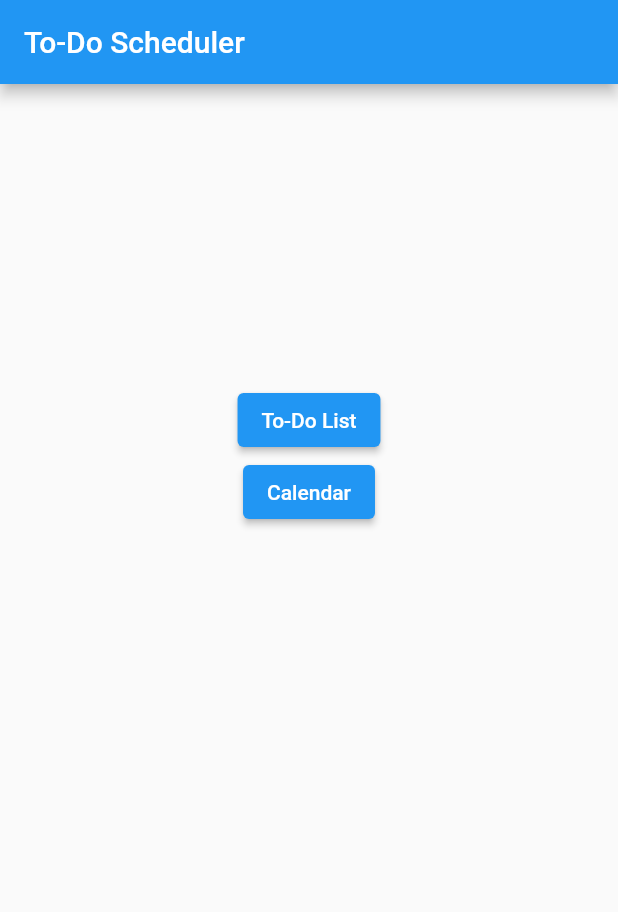
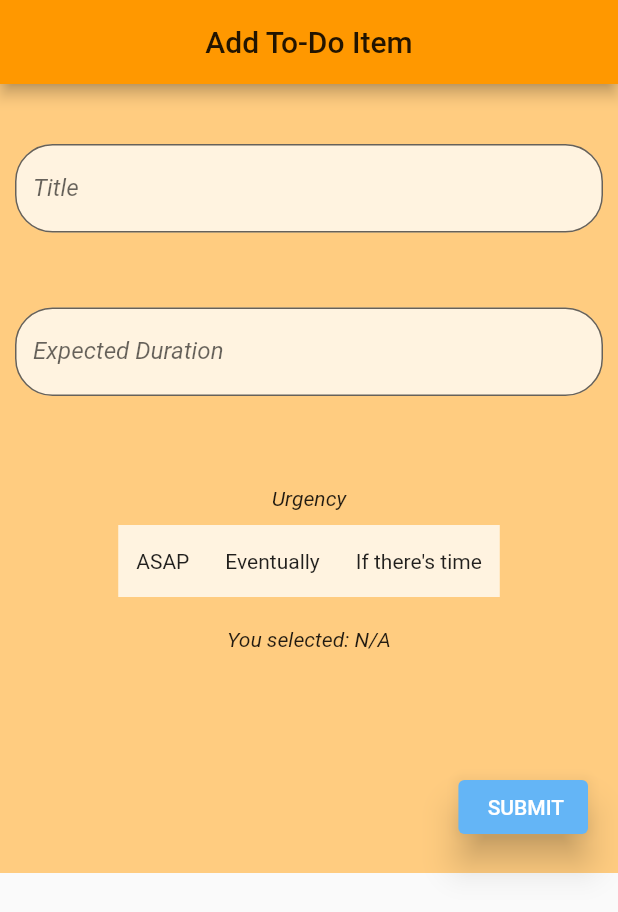
Before and after one commit to ubclaunchpad/todo-scheduler, a Flutter app: the screen it shows after launch, after a tap on "To-Do List", on a phone screen of 412 x 824 dp. Shown: the top 912 px of the screen. Run offline on Flutter 3.47's test engine with Material 2 defaults, Android fonts, the phone set to English and light mode, and no system bars; our stand-ins replace moor, moor_flutter, table_calendar; generated files the repository leaves out were written again; Roboto replaces fonts that are missing (Poppins).

Commit message:
added add-to-do item screen implementation

```diff
--- a/lib/main.dart
+++ b/lib/main.dart
@@ -1,5 +1,6 @@
 import 'package:flutter/material.dart';
 import 'package:moor_flutter/moor_flutter.dart' hide Column;
+import 'package:todo_scheduler/screens/add_todo_item.dart';
 import 'package:todo_scheduler/screens/calendar_screen.dart';
 import './data/moor_database.dart';
 
@@ -41,7 +42,10 @@ class HomeScreen extends StatelessWidget {
               key: Key("Home Screen - To-Do List Button"),
               child: Text("To-Do List"),
               onPressed: () {
-                // TODO: implement navigation from Home Page to To-do List page using this button
+                Navigator.push(
+                  context,
+                  MaterialPageRoute(builder: (context) => AddTodoItemScreen()),
+                );
               },
             ),
             ElevatedButton(
--- /dev/null
+++ b/lib/screens/add_todo_item.dart
@@ -0,0 +1,227 @@
+import 'package:flutter/material.dart';
+import '../data/moor_database.dart';
+import 'package:flutter/cupertino.dart';
+
+class AddTodoItemScreen extends StatelessWidget {
+  AddTodoItemScreen();
+
+  @override
+  Widget build(BuildContext context) {
+    return MaterialApp(
+      title: 'Scheduler',
+      theme: ThemeData(
+        primarySwatch: Colors.orange,
+        visualDensity: VisualDensity.adaptivePlatformDensity,
+      ),
+      home: LayoutBasics(),
+    );
+  }
+}
+
+class LayoutBasics extends StatefulWidget {
+  @override
+  LayoutBasicsState createState() => LayoutBasicsState();
+}
+
+class LayoutBasicsState extends State<LayoutBasics> {
+  List<bool> isSelected;
+  List<String> urgencyLevel = ['N/A', "ASAP", 'Eventually', 'If there\'s time'];
+  int urgencyVal = 0;
+  String urgencyOption = "N/A";
+  @override
+  void initState() {
+    isSelected = [false, false, false];
+    super.initState();
+  }
+
+  void changeText(int val) {
+    if (val == 0)
+      urgencyOption = 'ASAP';
+    else if (val == 1)
+      urgencyOption = 'Eventually';
+    else if (val == 2) urgencyOption = 'If there\'s time';
+  }
+
+  @override
+  Widget build(BuildContext context) {
+    return Scaffold(
+      resizeToAvoidBottomPadding: false,
+      appBar: AppBar(
+        centerTitle: true,
+        title: Text('Add To-Do Item'),
+      ),
+      body: SingleChildScrollView(
+        child: Container(
+          color: Colors.orange[200],
+          child: SafeArea(
+            child: Column(
+              children: [
+                Padding(
+                  padding: const EdgeInsets.all(10.0),
+                  child: Column(
+                    children: [
+                      SizedBox(height: 30),
+                      new TextFormField(
+                        decoration: new InputDecoration(
+                          labelText: "Title",
+                          fillColor: Colors.orange[50],
+                          filled: true,
+                          border: new OutlineInputBorder(
+                            borderRadius: new BorderRadius.circular(25.0),
+                            borderSide: new BorderSide(),
+                          ),
+                          //fillColor: Colors.green
+                        ),
+                        validator: (val) {
+                          if (val.length == 0) {
+                            return "Title cannot be empty";
+                          } else {
+                            return null;
+                          }
+                        },
+                        keyboardType: TextInputType.emailAddress,
+                        style: new TextStyle(
+                          fontFamily: "Poppins",
+                          fontStyle: FontStyle.italic,
+                        ),
+                      ),
+                    ],
+                  ),
+                ),
+                Padding(
+                  padding: const EdgeInsets.all(10.0),
+                  child: Column(
+                    children: [
+                      SizedBox(height: 30),
+                      new TextFormField(
+                        decoration: new InputDecoration(
+                          labelText: "Expected Duration",
+                          fillColor: Colors.orange[50],
+                          filled: true,
+                          border: new OutlineInputBorder(
+                            borderRadius: new BorderRadius.circular(25.0),
+                            borderSide: new BorderSide(),
+                          ),
+                          //fillColor: Colors.green
+                        ),
+                        validator: (val) {
+                          if (val.length == 0) {
+                            return "Duration cannot be empty";
+                          } else {
+                            return null;
+                          }
+                        },
+                        keyboardType: TextInputType.emailAddress,
+                        style: new TextStyle(
+                          fontFamily: "Poppins",
+                          fontStyle: FontStyle.italic,
+                        ),
+                      ),
+                      SizedBox(height: 30),
+                    ],
+                  ),
+                ),
+                Padding(
+                  padding: const EdgeInsets.all(10.0),
+                  child: Column(
+                    children: [
+                      SizedBox(height: 10),
+                      Text("Urgency",
+                          style: TextStyle(
+                            fontFamily: "Poppins",
+                            fontStyle: FontStyle.italic,
+                          )),
+                    ],
+                  ),
+                ),
+                Row(
+                  mainAxisAlignment: MainAxisAlignment.spaceEvenly,
+                  children: [
+                    Container(
+                      color: Colors.orange[50],
+                      child: ToggleButtons(
+                        isSelected: isSelected,
+                        selectedColor: Colors.white,
+                        fillColor: Colors.orange,
+                        renderBorder: false,
+                        children: <Widget>[
+                          // first toggle button
+                          Padding(
+                            padding: const EdgeInsets.all(12.0),
+                            child: Text(
+                              'ASAP',
+                            ),
+                          ),
+                          // second toggle button
+                          Padding(
+                            padding: const EdgeInsets.all(12.0),
+                            child: Text(
+                              'Eventually',
+                            ),
+                          ),
+                          // third toggle button
+                          Padding(
+                            padding: const EdgeInsets.all(12.0),
+                            child: Text(
+                              'If there\'s time',
+                            ),
+                          ),
+                        ],
+                        // logic for button selection below
+                        onPressed: (int index) {
+                          setState(() {
+                            for (int i = 0; i < isSelected.length; i++) {
+                              if (i == index) {
+                                isSelected[i] = i == index;
+                                changeText(index);
+                              } else {
+                                isSelected[i] = false;
+                              }
+                            }
+                          });
+                        },
+                      ),
+                    ),
+                  ],
+                ),
+                Padding(
+                  padding: const EdgeInsets.all(10.0),
+                  child: Column(
+                    children: [
+                      SizedBox(height: 10),
+                      Text("You selected: $urgencyOption",
+                          style: TextStyle(
+                            fontFamily: "Poppins",
+                            fontStyle: FontStyle.italic,
+                          )),
+                    ],
+                  ),
+                ),
+                Align(
+                  alignment: Alignment.bottomRight,
+                  child: Column(
+                    children: [
+                      SizedBox(height: 50),
+                      Padding(
+                        padding: const EdgeInsets.all(20.0),
+                        child: ElevatedButton(
+                            //Add to database
+                            onPressed: () {},
+                            style: ElevatedButton.styleFrom(
+                              elevation: 10,
+                              primary: Colors.blue[300], // background
+                              onPrimary: Colors.white, // foreground
+                            ),
+                            child: Text(' SUBMIT')),
+                      ),
+                    ],
+                  ),
+                )
+              ],
+            ),
+          ),
+        ),
+      ),
+    );
+  }
+}
```
Also changed, not shown: 6 other files.
